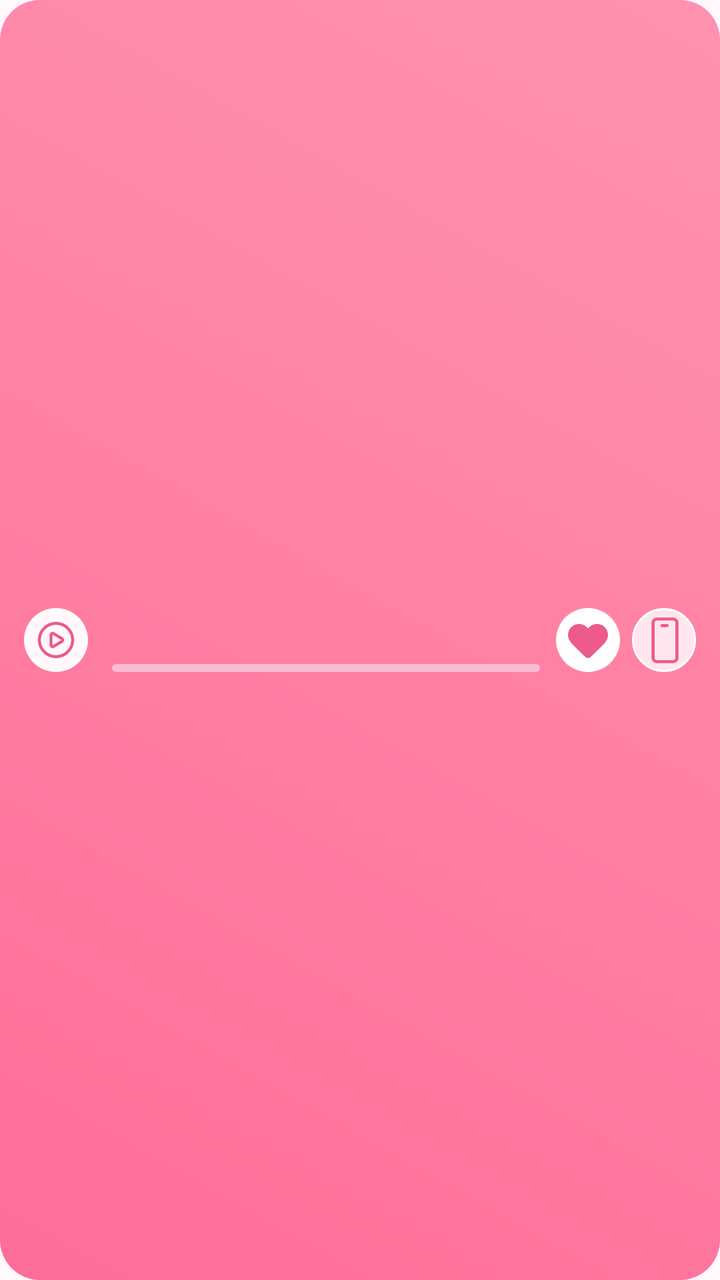
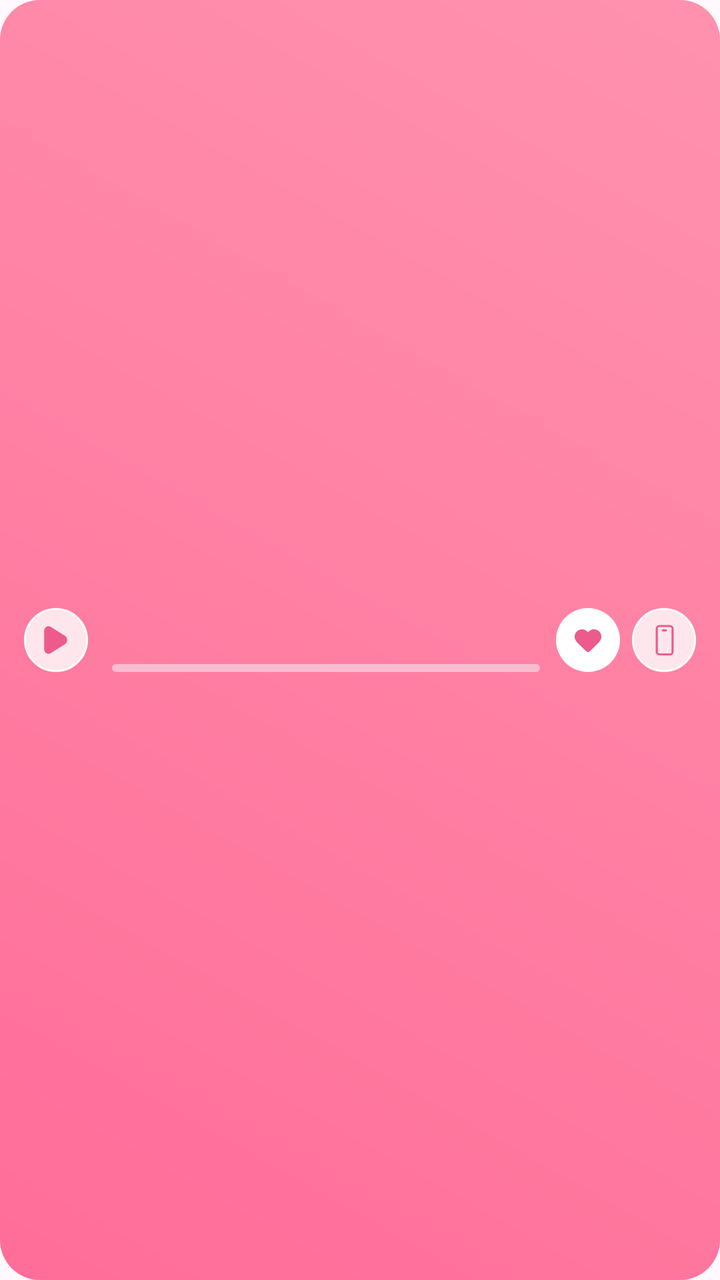

Compare the two renders of this Android layout. The source of the first and the diff that turns it into the second are given below.
<!-- AndroidManifest.xml: application theme Theme.CuteWallpaper -->
<!-- res/layout/item_favorite_ringtone.xml -->
<?xml version="1.0" encoding="utf-8"?>
<androidx.constraintlayout.widget.ConstraintLayout
    xmlns:android="http://schemas.android.com/apk/res/android"
    xmlns:app="http://schemas.android.com/apk/res-auto"
    android:layout_width="match_parent"
    android:layout_height="64dp"
    android:background="@drawable/bg_favorites_ringtone"
    android:paddingHorizontal="12dp">
    <FrameLayout
        android:id="@+id/playContainer"
        android:layout_width="32dp"
        android:layout_height="32dp"
        android:background="@drawable/bg_home_action"
        app:layout_constraintStart_toStartOf="parent"
        app:layout_constraintTop_toTopOf="parent"
        app:layout_constraintBottom_toBottomOf="parent">
        <ImageButton
            android:id="@+id/playButton"
            android:layout_width="match_parent"
            android:layout_height="match_parent"
            android:background="@android:color/transparent"
            android:padding="8dp"
            android:src="@drawable/ic_play"
            android:contentDescription="@string/ringtone_action_play" />
        <com.google.android.material.progressindicator.CircularProgressIndicator
            android:id="@+id/playLoading"
            android:layout_width="24dp"
            android:layout_height="24dp"
            android:layout_gravity="center"
            android:visibility="gone"
            app:indicatorSize="24dp"
            app:indicatorColor="@color/primary_500"
            app:trackThickness="2dp" />
    </FrameLayout>
    <TextView
        android:id="@+id/contentTitle"
        style="@style/Label12B"
        android:layout_width="0dp"
        android:layout_height="wrap_content"
        android:layout_marginStart="12dp"
        android:layout_marginEnd="8dp"
        android:ellipsize="end"
        android:maxLines="1"
        android:textColor="@color/tertiary_50"
        app:layout_constraintStart_toEndOf="@id/playContainer"
        app:layout_constraintEnd_toStartOf="@id/favoriteButton"
        app:layout_constraintTop_toTopOf="@id/playContainer" />
    <com.google.android.material.progressindicator.LinearProgressIndicator
        android:id="@+id/playProgress"
        android:layout_width="0dp"
        android:layout_height="4dp"
        android:layout_marginStart="12dp"
        android:layout_marginEnd="8dp"
        android:max="100"
        app:trackColor="@color/primary_200"
        app:indicatorColor="@color/primary_500"
        app:trackThickness="4dp"
        app:trackCornerRadius="2dp"
        app:layout_constraintStart_toEndOf="@id/playContainer"
        app:layout_constraintEnd_toStartOf="@id/favoriteButton"
        app:layout_constraintBottom_toBottomOf="@id/playContainer" />
    <ImageButton
        android:id="@+id/favoriteButton"
        android:layout_width="32dp"
        android:layout_height="32dp"
        android:layout_marginEnd="6dp"
        android:background="@drawable/quotes_favorite_background"
        android:padding="8dp"
        android:src="@drawable/ic_heart_filled"
        android:tint="@color/quotes_favorite_tint"
        android:contentDescription="@string/favorites"
        app:layout_constraintEnd_toStartOf="@id/setButton"
        app:layout_constraintTop_toTopOf="parent"
        app:layout_constraintBottom_toBottomOf="parent" />
    <ImageButton
        android:id="@+id/setButton"
        android:layout_width="32dp"
        android:layout_height="32dp"
        android:background="@drawable/bg_favorite_button"
        android:padding="8dp"
        android:src="@drawable/ic_phone"
        android:tint="@color/primary_500"
        android:contentDescription="@string/ringtone_action_set"
        app:layout_constraintEnd_toEndOf="parent"
        app:layout_constraintTop_toTopOf="parent"
        app:layout_constraintBottom_toBottomOf="parent" />
</androidx.constraintlayout.widget.ConstraintLayout>
<!-- resources referenced by this layout -->
<resources>
  <color name="primary_200">#F8BCD1</color>
  <color name="primary_500">#EC5B8C</color>
  <color name="tertiary_50">#FAF7F6</color>
  <!-- drawable bg_favorite_button (drawable) -->
  <?xml version="1.0" encoding="utf-8"?>
  <shape xmlns:android="http://schemas.android.com/apk/res/android"
      android:shape="rectangle">
      <solid android:color="@color/alpha_light_80" />
      <stroke
          android:width="1dp"
          android:color="@color/neutral_0" />
      <corners android:radius="16dp" />
  </shape>
  <!-- drawable bg_favorites_ringtone (drawable) -->
  <?xml version="1.0" encoding="utf-8"?>
  <shape xmlns:android="http://schemas.android.com/apk/res/android">
      <gradient android:startColor="@color/favorites_ringtone_pink_start" android:endColor="@color/favorites_ringtone_pink_end" android:angle="45" />
      <corners android:radius="20dp" />
  </shape>
  <!-- drawable bg_home_action (drawable) -->
  <shape xmlns:android="http://schemas.android.com/apk/res/android"
      android:shape="oval">
      <solid android:color="#FFF9FC" />
  </shape>
  <!-- drawable ic_play (drawable) -->
  <vector xmlns:android="http://schemas.android.com/apk/res/android"
      android:width="24dp"
      android:height="24dp"
      android:viewportWidth="24"
      android:viewportHeight="24">
    <path
        android:pathData="M9.5,9.502C9.499,9.354 9.538,9.209 9.613,9.081C9.687,8.953 9.794,8.847 9.923,8.775C10.051,8.702 10.197,8.664 10.345,8.666C10.493,8.669 10.637,8.71 10.764,8.786L14.929,11.284C15.053,11.358 15.155,11.463 15.227,11.588C15.298,11.714 15.335,11.856 15.335,12C15.335,12.144 15.298,12.286 15.227,12.412C15.155,12.537 15.053,12.642 14.929,12.716L10.764,15.214C10.637,15.29 10.493,15.332 10.345,15.334C10.197,15.336 10.051,15.298 9.922,15.225C9.793,15.152 9.687,15.046 9.612,14.918C9.538,14.79 9.499,14.645 9.5,14.497L9.5,9.502ZM20.334,12C20.334,16.603 16.603,20.334 12,20.334C7.397,20.334 3.666,16.603 3.666,12C3.666,7.397 7.397,3.666 12,3.666C16.603,3.666 20.334,7.397 20.334,12Z"
        android:strokeWidth="1.5"
        android:fillColor="#00000000"
        android:strokeColor="#EC5B8C"
        android:strokeLineCap="round"/>
  </vector>
  <!-- drawable quotes_favorite_background (drawable) -->
  <?xml version="1.0" encoding="utf-8"?>
  <selector xmlns:android="http://schemas.android.com/apk/res/android">
      <item android:state_selected="true">
          <shape android:shape="oval">
              <solid android:color="@color/alpha_primary_80" />
          </shape>
      </item>
      <item>
          <shape android:shape="oval">
              <solid android:color="@color/white" />
          </shape>
      </item>
  </selector>
  <string name="favorites">Favorites</string>
  <string name="ringtone_action_play">Play preview</string>
  <string name="ringtone_action_set">Set sound</string>
  <style name="Label12B" parent="@style/TypographyBase">
          <item name="android:textSize">12sp</item>
          <item name="fontFamily">@font/poppins_bold</item>
      </style>
  <color name="alpha_light_80">#CCFFFFFF</color>
  <color name="neutral_0">#FFFFFF</color>
  <color name="favorites_ringtone_pink_start">#FF6D98</color>
  <color name="favorites_ringtone_pink_end">#FF92AE</color>
  <color name="alpha_primary_80">#CCEC5B8C</color>
  <color name="white">#FFFFFF</color>
  <style name="TypographyBase">
          <item name="fontFamily">@font/poppins_regular</item>
          <item name="android:includeFontPadding">false</item>
      </style>
  <color name="primary">#F72B85</color>
  <color name="primary_dark">#D81B70</color>
  <color name="on_primary">#FFFFFF</color>
  <color name="background">#FFF8FC</color>
  <!-- unchanged entries left out for length: 3 -->
</resources>

<!-- the commit's change to res/layout/item_favorite_ringtone.xml (unified diff, before → after) -->
@@ -14,14 +14,13 @@
         app:layout_constraintStart_toStartOf="parent"
         app:layout_constraintTop_toTopOf="parent"
         app:layout_constraintBottom_toBottomOf="parent">
-        <ImageButton
+        <ImageView
             android:id="@+id/playButton"
             android:layout_width="match_parent"
             android:layout_height="match_parent"
             android:background="@android:color/transparent"
             android:padding="8dp"
-            android:src="@drawable/ic_play"
-            android:contentDescription="@string/ringtone_action_play" />
+            android:src="@drawable/ic_play" />
         <com.google.android.material.progressindicator.CircularProgressIndicator
             android:id="@+id/playLoading"
             android:layout_width="24dp"
@@ -59,7 +58,7 @@
         app:layout_constraintStart_toEndOf="@id/playContainer"
         app:layout_constraintEnd_toStartOf="@id/favoriteButton"
         app:layout_constraintBottom_toBottomOf="@id/playContainer" />
-    <ImageButton
+    <ImageView
         android:id="@+id/favoriteButton"
         android:layout_width="32dp"
         android:layout_height="32dp"
@@ -68,11 +67,10 @@
         android:padding="8dp"
         android:src="@drawable/ic_heart_filled"
         android:tint="@color/quotes_favorite_tint"
-        android:contentDescription="@string/favorites"
         app:layout_constraintEnd_toStartOf="@id/setButton"
         app:layout_constraintTop_toTopOf="parent"
         app:layout_constraintBottom_toBottomOf="parent" />
-    <ImageButton
+    <ImageView
         android:id="@+id/setButton"
         android:layout_width="32dp"
         android:layout_height="32dp"
@@ -80,7 +78,6 @@
         android:padding="8dp"
         android:src="@drawable/ic_phone"
         android:tint="@color/primary_500"
-        android:contentDescription="@string/ringtone_action_set"
         app:layout_constraintEnd_toEndOf="parent"
         app:layout_constraintTop_toTopOf="parent"
         app:layout_constraintBottom_toBottomOf="parent" />
<!-- resource entries referenced after the edit -->
@@ -22,20 +22,27 @@
   <!-- drawable bg_home_action (drawable) -->
   <shape xmlns:android="http://schemas.android.com/apk/res/android"
       android:shape="oval">
-      <solid android:color="#FFF9FC" />
+      <solid android:color="@color/alpha_light_80" />
+      <stroke android:color="@color/white" android:width="1dp"/>
   </shape>
   <!-- drawable ic_play (drawable) -->
   <vector xmlns:android="http://schemas.android.com/apk/res/android"
-      android:width="24dp"
-      android:height="24dp"
-      android:viewportWidth="24"
-      android:viewportHeight="24">
-    <path
-        android:pathData="M9.5,9.502C9.499,9.354 9.538,9.209 9.613,9.081C9.687,8.953 9.794,8.847 9.923,8.775C10.051,8.702 10.197,8.664 10.345,8.666C10.493,8.669 10.637,8.71 10.764,8.786L14.929,11.284C15.053,11.358 15.155,11.463 15.227,11.588C15.298,11.714 15.335,11.856 15.335,12C15.335,12.144 15.298,12.286 15.227,12.412C15.155,12.537 15.053,12.642 14.929,12.716L10.764,15.214C10.637,15.29 10.493,15.332 10.345,15.334C10.197,15.336 10.051,15.298 9.922,15.225C9.793,15.152 9.687,15.046 9.612,14.918C9.538,14.79 9.499,14.645 9.5,14.497L9.5,9.502ZM20.334,12C20.334,16.603 16.603,20.334 12,20.334C7.397,20.334 3.666,16.603 3.666,12C3.666,7.397 7.397,3.666 12,3.666C16.603,3.666 20.334,7.397 20.334,12Z"
-        android:strokeWidth="1.5"
-        android:fillColor="#00000000"
-        android:strokeColor="#EC5B8C"
-        android:strokeLineCap="round"/>
+      android:width="28dp"
+      android:height="30dp"
+      android:viewportWidth="32"
+      android:viewportHeight="32">
+  
+    <group
+        android:scaleX="0.92"
+        android:scaleY="0.92"
+        android:translateX="3.0"
+        android:translateY="2.2">
+  
+      <path
+          android:fillColor="#EC5B8C"
+          android:pathData="M0,14.997V5.253C0,1.216 4.371,-1.31 7.863,0.712L16.307,5.587L24.75,10.462C28.248,12.477 28.248,17.528 24.75,19.544L16.307,24.419L7.863,29.294C4.371,31.304 0,28.784 0,24.747V14.997Z" />
+    </group>
+  
   </vector>
   <!-- drawable quotes_favorite_background (drawable) -->
   <?xml version="1.0" encoding="utf-8"?>
@@ -51,9 +58,6 @@
           </shape>
       </item>
   </selector>
-  <string name="favorites">Favorites</string>
-  <string name="ringtone_action_play">Play preview</string>
-  <string name="ringtone_action_set">Set sound</string>
   <style name="Label12B" parent="@style/TypographyBase">
           <item name="android:textSize">12sp</item>
           <item name="fontFamily">@font/poppins_bold</item>
